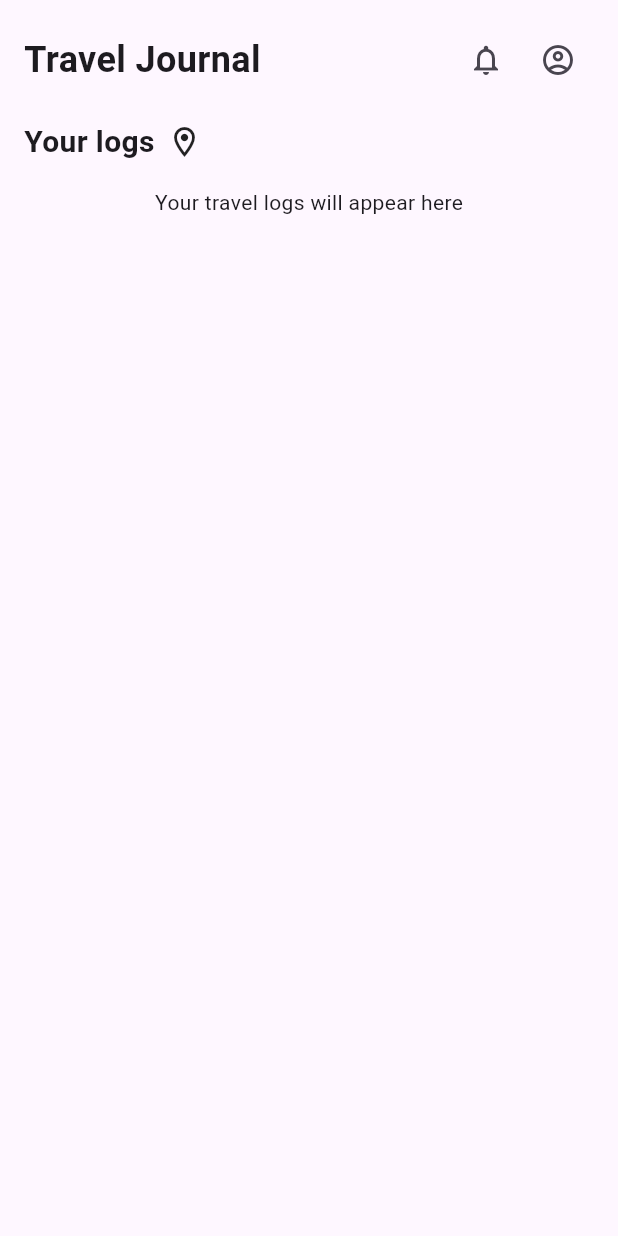
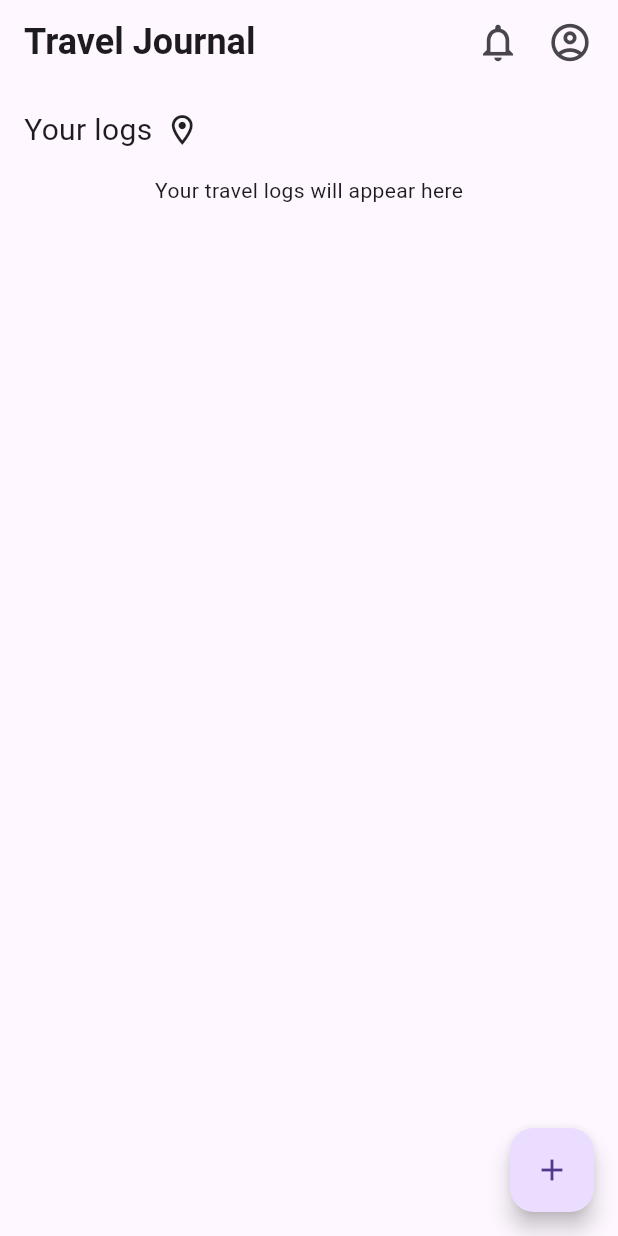
Before and after one commit to Gabrielyng8/travel_journal, a Flutter app: the screen it shows after launch, on a phone screen of 412 x 824 dp. Run offline on Flutter 3.47's test engine with Material 3 defaults, Android fonts, the phone set to English and light mode, and no system bars.

Commit message:
Refactor AddLogScreen and LogsScreen to use Scaffold for consistent layout and navigation and move navigation to each screen

```diff
--- a/lib/add.dart
+++ b/lib/add.dart
@@ -10,9 +10,29 @@ class AddLogScreen extends StatefulWidget {
 }
 
 class _AddLogScreenState extends State<AddLogScreen> {
-
   @override
   Widget build(BuildContext context) {
-    return Text('Add log screen');
+    return Scaffold(
+      appBar: AppBar(
+        title: const Text(
+          'Travel Journal',
+          style: TextStyle(fontSize: 24, fontWeight: FontWeight.bold),
+        ),
+        actions: [
+          IconButton(
+            icon: const Icon(Icons.notifications_outlined, size: 30),
+            onPressed: () {},
+          ),
+          Padding(
+            padding: const EdgeInsets.only(right: 8.0),
+            child: IconButton(
+              icon: const Icon(Icons.account_circle_outlined, size: 30),
+              onPressed: () {},
+            ),
+          ),
+        ],
+      ),
+      body: const Center(child: Text('Add log screen')),
+    );
   }
 }
--- a/lib/logs.dart
+++ b/lib/logs.dart
@@ -1,4 +1,6 @@
 import 'package:flutter/material.dart';
+
+import 'add.dart';
 
 class LogsScreen extends StatefulWidget {
   const LogsScreen({super.key});
@@ -10,33 +12,60 @@ class LogsScreen extends StatefulWidget {
 }
 
 class _LogsScreenState extends State<LogsScreen> {
-
   @override
   Widget build(BuildContext context) {
-    return Column(
+    return Scaffold(
+      appBar: AppBar(
+        title: const Text(
+          'Travel Journal',
+          style: TextStyle(fontSize: 24, fontWeight: FontWeight.bold),
+        ),
+        actions: [
+          IconButton(
+            icon: const Icon(Icons.notifications_outlined, size: 30),
+            onPressed: () {},
+          ),
+          Padding(
+            padding: const EdgeInsets.only(right: 8.0),
+            child: IconButton(
+              icon: const Icon(Icons.account_circle_outlined, size: 30),
+              onPressed: () {},
+            ),
+          ),
+        ],
+      ),
+      body: Column(
         crossAxisAlignment: CrossAxisAlignment.start,
         children: [
           const Padding(
-          padding: EdgeInsets.symmetric(vertical: 16.0),
+            padding: EdgeInsets.symmetric(
+              vertical: 16.0,
+              horizontal: 16.0,
+            ), // Added horizontal padding
             child: Row(
               children: [
-              Text(
-                'Your logs',
-                style: TextStyle(
-                  fontSize: 20,
-                  fontWeight: FontWeight.bold,
-                ),
-              ),
+                Text('Your logs', style: TextStyle(fontSize: 20)),
                 SizedBox(width: 8),
                 Icon(Icons.location_on_outlined),
               ],
             ),
           ),
           // Placeholder for the list of logs
-        Center(
-          child: Text('Your travel logs will appear here'),
+          Center(child: Text('Your travel logs will appear here')),
+        ],
       ),
-      ],
+      floatingActionButton: FloatingActionButton(
+        onPressed: () {
+          // Navigate to 'add.dart' screen
+          Navigator.push(
+            context,
+            MaterialPageRoute(
+              builder: (context) => const AddLogScreen(),
+            ), // Placeholder screen
+          );
+        },
+        child: const Icon(Icons.add),
+      ),
     );
   }
 }
--- a/lib/main.dart
+++ b/lib/main.dart
@@ -12,44 +12,7 @@ class MainApp extends StatelessWidget {
   Widget build(BuildContext context) {
     return MaterialApp(
       debugShowCheckedModeBanner: false,
-      home: Scaffold(
-        body: SafeArea(
-          child: Padding(
-            padding: const EdgeInsets.all(16.0),
-            child: Column(
-              children: [
-                Row(
-                  mainAxisAlignment: MainAxisAlignment.spaceBetween,
-                  children: [
-                    const Text(
-                      'Travel Journal',
-                      style: TextStyle(
-                        fontSize: 24,
-                        fontWeight: FontWeight.bold,
-                      ),
-                    ),
-                    Row(
-                      children: [
-                        IconButton(
-                          icon: const Icon(Icons.notifications_outlined),
-                          onPressed: () {},
-                        ),
-                        IconButton(
-                          icon: const Icon(Icons.account_circle_outlined),
-                          onPressed: () {},
-                        ),
-                      ],
-                    ),
-                  ],
-                ),
-                const Expanded(
-                  child: LogsScreen(),
-                ),
-              ],
-            ),
-          ),
-        ),
-      ),
+      home: Scaffold(body: SafeArea(child: LogsScreen())),
     );
   }
 }
```
Lines whose indentation alone changed are shown as unchanged.
